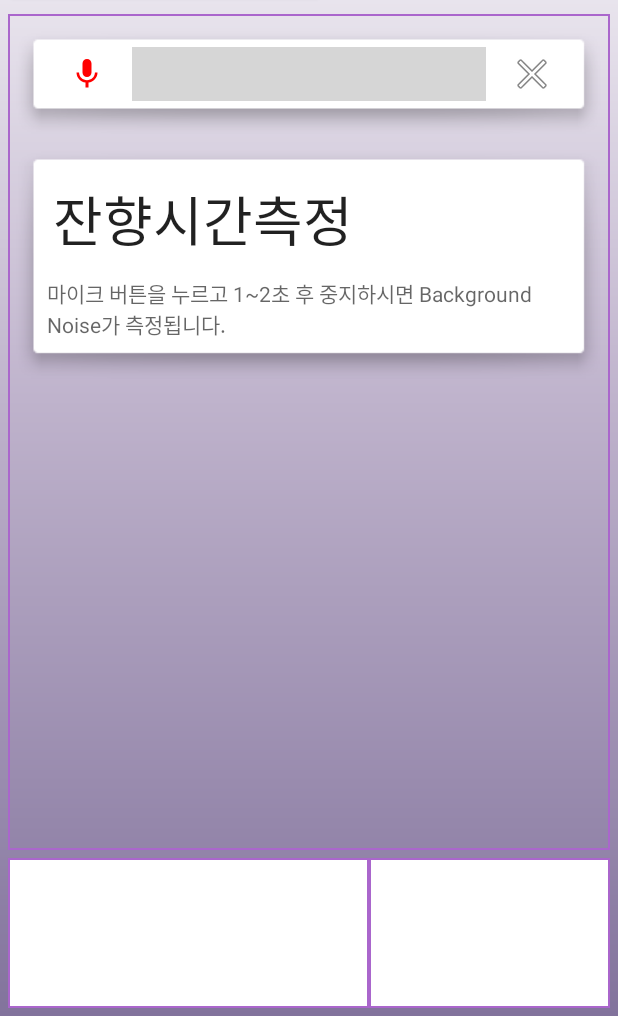
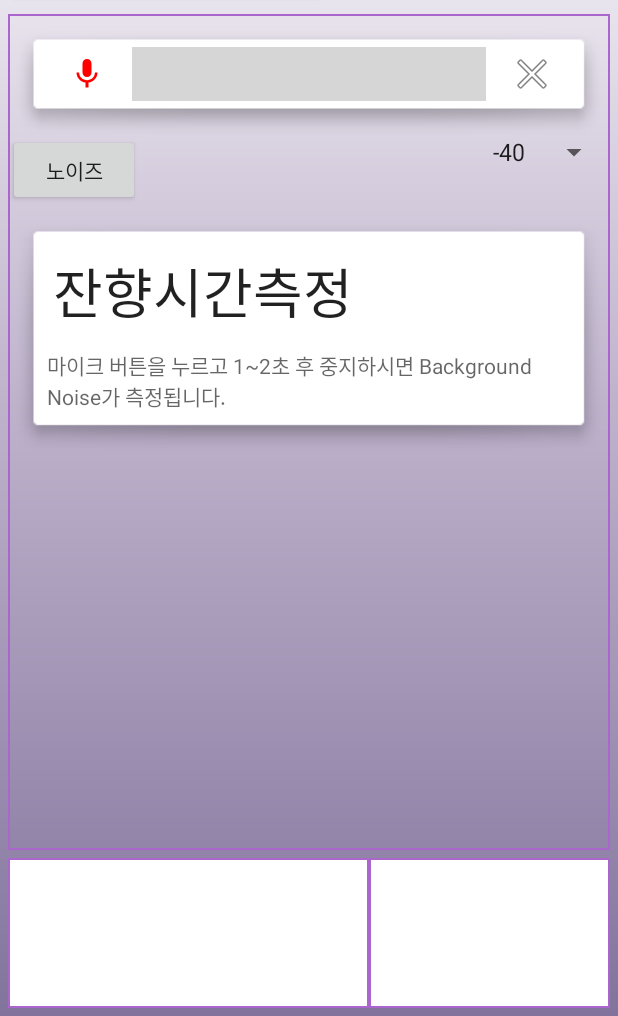
Before and after one commit to NewTurn2017/GVKTUNE, an Android app: the fragment ReverbFragment placed in its activity, on a phone screen of 412 x 824 dp, the part 220-1236 px from its top. Run offline under Robolectric (Android 15) with nearby library versions, the phone set to English and light mode, and no system bars; plain views replace QButton; network calls fail; 1 statement that could not run was skipped; grey boxes are pictures that could not be loaded.

Commit message:
update PinkNoiseButton

```diff
--- a/app/src/main/java/com/gvkorea/gvktune/view/MainFragment.kt
+++ b/app/src/main/java/com/gvkorea/gvktune/view/MainFragment.kt
@@ -12,7 +12,7 @@ import com.gvkorea.gvktune.view.listener.MainButtonListener
 import com.gvkorea.gvktune.view.view.autotuning.TuneFragment
 import com.gvkorea.gvktune.view.view.calib.CalibFragment
 import com.gvkorea.gvktune.view.presenter.MainMenuPresenter
-import com.gvkorea.gvktune.view.view.reverb.ReverbFragment
+import com.gvkorea.gvktune.view.view.rt.ReverbFragment
 import com.gvkorea.gvktune.view.view.rta.RtaFragment
 import com.gvkorea.gvktune.view.view.spkmodel.ModelFragment
 import kotlinx.android.synthetic.main.fragment_main.*
--- a/app/src/main/java/com/gvkorea/gvktune/view/view/rt/ReverbFragment.kt
+++ b/app/src/main/java/com/gvkorea/gvktune/view/view/rt/ReverbFragment.kt
@@ -1,4 +1,4 @@
-package com.gvkorea.gvktune.view.view.reverb
+package com.gvkorea.gvktune.view.view.rt
 
 import android.animation.*
 import android.annotation.SuppressLint
@@ -8,6 +8,7 @@ import android.graphics.Typeface
 import android.media.AudioFormat
 import android.os.AsyncTask
 import android.os.Bundle
+import android.os.Handler
 import androidx.fragment.app.Fragment
 import android.view.LayoutInflater
 import android.view.SurfaceHolder
@@ -23,6 +24,8 @@ import com.gvkorea.gvktune.view.view.rt.graphview.GraphView
 import com.gvkorea.gvktune.view.view.rt.graphview.GraphView.*
 import com.gvkorea.gvktune.view.view.rt.graphview.GraphViewSeries
 import com.gvkorea.gvktune.view.view.rt.graphview.LineGraphView
+import com.gvkorea.gvktune.view.view.rt.listener.NoiseListener
+import com.gvkorea.gvktune.view.view.rt.presenter.NoisePresenter
 import com.gvkorea.gvktune.view.view.rt.util.*
 import kotlinx.android.synthetic.main.fragment_reverb.*
 import java.math.BigDecimal
@@ -54,6 +57,8 @@ class ReverbFragment : Fragment() {
     private lateinit var customChangingAppearingAnim: Animator
     private lateinit var customChangingDisappearingAnim: Animator
 
+    private lateinit var presenter: NoisePresenter
+    private val handler = Handler()
     override fun onCreateView(
         inflater: LayoutInflater, container: ViewGroup?,
         savedInstanceState: Bundle?
@@ -61,6 +66,8 @@ class ReverbFragment : Fragment() {
         // Inflate the layout for this fragment
         return inflater.inflate(R.layout.fragment_reverb, container, false)
     }
+
+
 
     override fun onViewCreated(view: View, savedInstanceState: Bundle?) {
         super.onViewCreated(view, savedInstanceState)
@@ -93,6 +100,10 @@ class ReverbFragment : Fragment() {
             cancelRecord()
             reStart()
         }
+        presenter =
+            NoisePresenter(this, handler)
+        btn_noise.setOnClickListener(NoiseListener(presenter))
+        sp_volume.setSelection(0)
     }
 
     private fun setupCustomAnimations(mTransition: LayoutTransition) {
--- /dev/null
+++ b/app/src/main/java/com/gvkorea/gvktune/view/view/rt/listener/NoiseListener.kt
@@ -0,0 +1,10 @@
+package com.gvkorea.gvktune.view.view.rt.listener
+
+import android.view.View
+import com.gvkorea.gvktune.view.view.rt.presenter.NoisePresenter
+
+class NoiseListener(val presenter: NoisePresenter): View.OnClickListener {
+    override fun onClick(v: View?) {
+        presenter.noise()
+    }
+}
--- a/app/src/main/res/layout/fragment_reverb.xml
+++ b/app/src/main/res/layout/fragment_reverb.xml
@@ -3,7 +3,7 @@
     xmlns:tools="http://schemas.android.com/tools"
     android:layout_width="match_parent"
     android:layout_height="match_parent"
-    tools:context=".view.view.rt.RTFragment">
+    tools:context="com.gvkorea.gvktune.view.view.rt.ReverbFragment">
 
     <RelativeLayout
         android:id="@+id/header"
@@ -45,20 +45,25 @@
             android:layout_toRightOf="@+id/micButton" />
     </RelativeLayout>
 
-    <TextView
-        android:id="@+id/tv_rt60s"
+    <Button
+        android:id="@+id/btn_noise"
         android:layout_width="wrap_content"
         android:layout_height="wrap_content"
-        android:layout_alignParentStart="true"
-        android:layout_alignParentTop="true"
-        android:layout_marginStart="0dp"
-        android:layout_marginTop="146dp"
-        android:textColor="@color/white" />
+        android:layout_below="@+id/header"
+        android:text="노이즈"/>
+
+    <Spinner
+        android:id="@+id/sp_volume"
+        android:layout_width="wrap_content"
+        android:layout_height="wrap_content"
+        android:entries="@array/volume_array"
+        android:layout_below="@+id/header"
+        android:layout_alignParentRight="true"/>
 
     <ScrollView
         android:layout_width="match_parent"
         android:layout_height="match_parent"
-        android:layout_below="@id/header"
+        android:layout_below="@+id/btn_noise"
         android:fillViewport="true">
 
         <com.gvkorea.gvktune.view.view.rt.util.NowLayout
--- a/app/src/main/res/values/strings.xml
+++ b/app/src/main/res/values/strings.xml
@@ -60,6 +60,17 @@
     <item>PRESET11</item>
 </string-array>
 
+    <string-array name="volume_array">
+        <item>-40</item>
+        <item>-30</item>
+        <item>-25</item>
+        <item>-20</item>
+        <item>-15</item>
+        <item>-10</item>
+        <item>-5</item>
+        <item>0</item>
+    </string-array>
+
     <string name="title_activity_main">Now Layout</string>
     <string name="app_description">마이크 버튼을 누르고 1~2초 후 중지하시면 Background Noise가 측정됩니다.</string>
     <string name="claptitle">잔향시간측정</string>
```
Also changed, not shown: app/src/main/java/com/gvkorea/gvktune/view/view/rt/presenter/NoisePresenter.kt (added, +103 -0 lines). Lines whose indentation alone changed are shown as unchanged.
